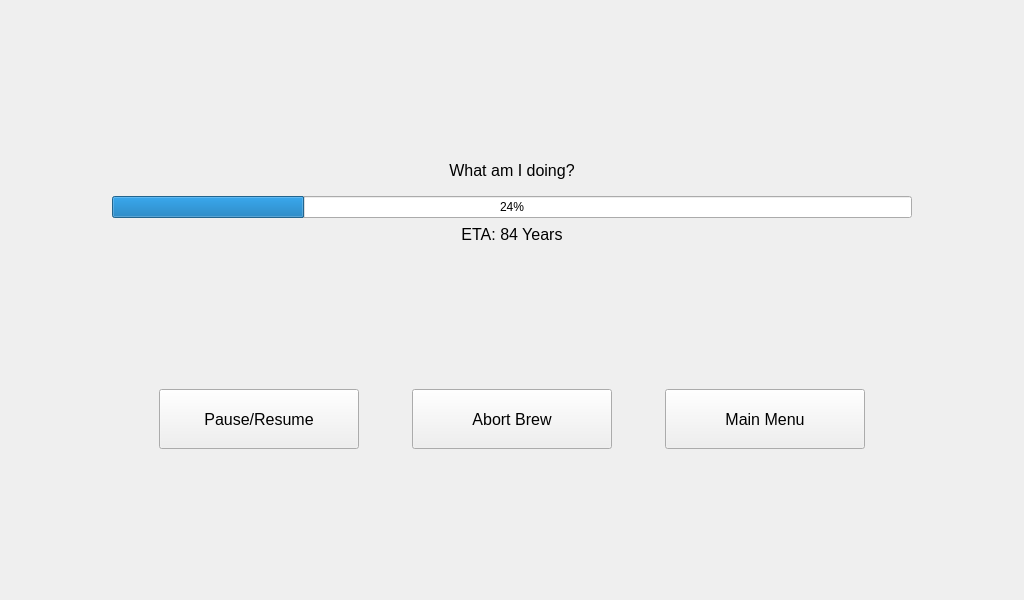
Above: autobrewer/GUI/UI Files/BrewProgress.ui from drmwve/Capstone-Project before the change. Below: the same form after it.
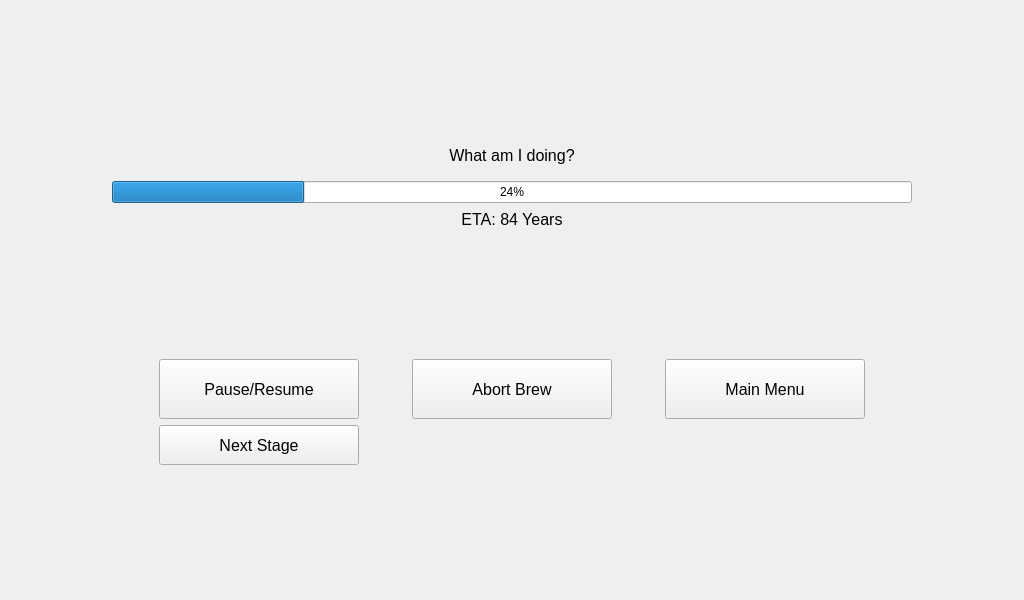
That is the form after the change.

Commit message: Update UI files for manual control

Diff of the .ui file:
```diff
--- a/autobrewer/GUI/UI Files/BrewProgress.ui
+++ b/autobrewer/GUI/UI Files/BrewProgress.ui
@@ -26,6 +26,82 @@
    <string>Form</string>
   </property>
   <layout class="QGridLayout" name="gridLayout">
+   <item row="1" column="0">
+    <layout class="QGridLayout" name="LowerLayout">
+     <item row="1" column="0">
+      <widget class="QPushButton" name="NextBrewStepButton">
+       <property name="maximumSize">
+        <size>
+         <width>200</width>
+         <height>40</height>
+        </size>
+       </property>
+       <property name="font">
+        <font>
+         <pointsize>12</pointsize>
+        </font>
+       </property>
+       <property name="text">
+        <string>Next Stage</string>
+       </property>
+      </widget>
+     </item>
+     <item row="0" column="0">
+      <widget class="QPushButton" name="ManualBrewButton">
+       <property name="maximumSize">
+        <size>
+         <width>200</width>
+         <height>60</height>
+        </size>
+       </property>
+       <property name="font">
+        <font>
+         <pointsize>12</pointsize>
+        </font>
+       </property>
+       <property name="text">
+        <string>Pause/Resume</string>
+       </property>
+      </widget>
+     </item>
+     <item row="0" column="1">
+      <widget class="QPushButton" name="AbortBrewButton">
+       <property name="maximumSize">
+        <size>
+         <width>200</width>
+         <height>60</height>
+        </size>
+       </property>
+       <property name="font">
+        <font>
+         <pointsize>12</pointsize>
+        </font>
+       </property>
+       <property name="text">
+        <string>Abort Brew</string>
+       </property>
+      </widget>
+     </item>
+     <item row="0" column="2">
+      <widget class="QPushButton" name="ReturnToMenuButton">
+       <property name="maximumSize">
+        <size>
+         <width>200</width>
+         <height>60</height>
+        </size>
+       </property>
+       <property name="font">
+        <font>
+         <pointsize>12</pointsize>
+        </font>
+       </property>
+       <property name="text">
+        <string>Main Menu</string>
+       </property>
+      </widget>
+     </item>
+    </layout>
+   </item>
    <item row="0" column="0">
     <layout class="QGridLayout" name="UpperLayout">
      <item row="0" column="0">
@@ -85,64 +161,6 @@
      </item>
     </layout>
    </item>
-   <item row="1" column="0">
-    <layout class="QHBoxLayout" name="LowerLayout">
-     <item>
-      <widget class="QPushButton" name="PauseResumeButton">
-       <property name="maximumSize">
-        <size>
-         <width>200</width>
-         <height>60</height>
-        </size>
-       </property>
-       <property name="font">
-        <font>
-         <pointsize>12</pointsize>
-        </font>
-       </property>
-       <property name="text">
-        <string>Pause/Resume</string>
-       </property>
-      </widget>
-     </item>
-     <item>
-      <widget class="QPushButton" name="AbortBrewButton">
-       <property name="maximumSize">
-        <size>
-         <width>200</width>
-         <height>60</height>
-        </size>
-       </property>
-       <property name="font">
-        <font>
-         <pointsize>12</pointsize>
-        </font>
-       </property>
-       <property name="text">
-        <string>Abort Brew</string>
-       </property>
-      </widget>
-     </item>
-     <item>
-      <widget class="QPushButton" name="ReturnToMenuButton">
-       <property name="maximumSize">
-        <size>
-         <width>200</width>
-         <height>60</height>
-        </size>
-       </property>
-       <property name="font">
-        <font>
-         <pointsize>12</pointsize>
-        </font>
-       </property>
-       <property name="text">
-        <string>Main Menu</string>
-       </property>
-      </widget>
-     </item>
-    </layout>
-   </item>
   </layout>
  </widget>
  <resources/>
```
The commit also changes 1 other file.
